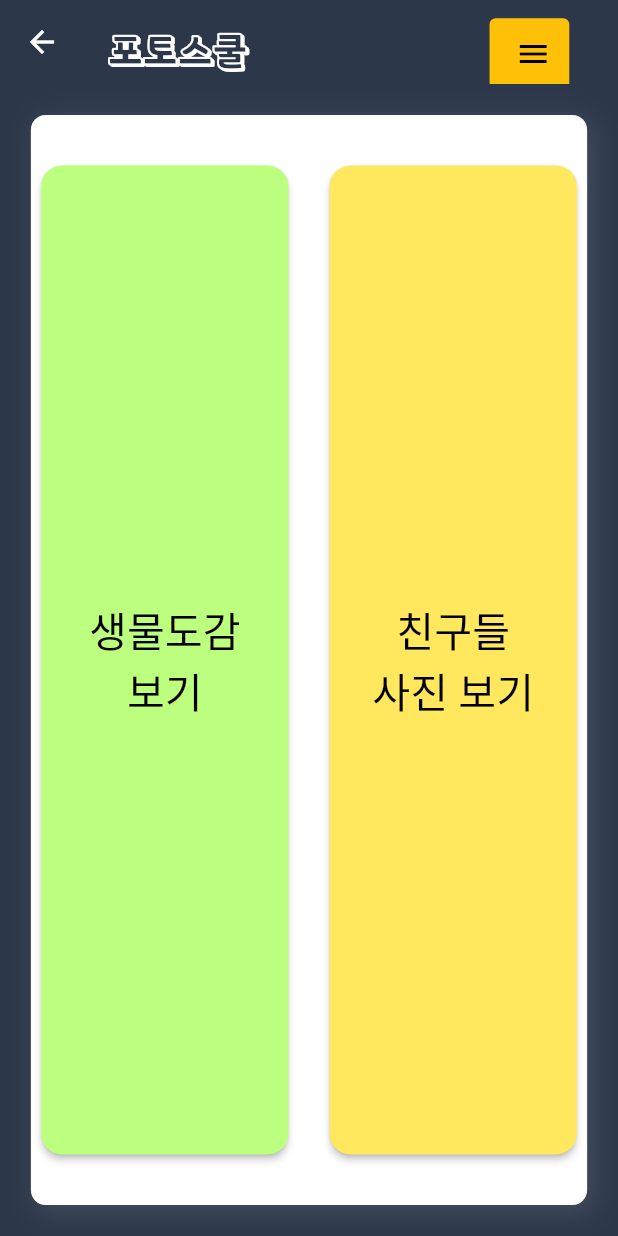
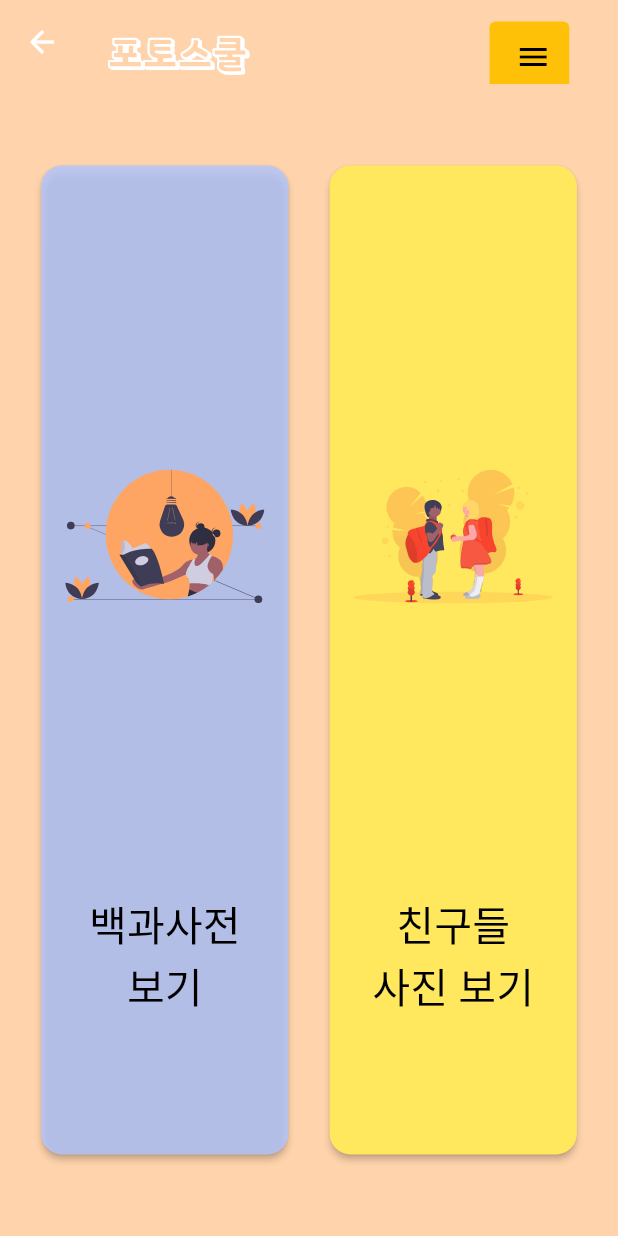
Before and after one commit to boring-km/photoschool-app, a Flutter app: the SelectScreen screen opened directly with empty values, on a phone screen of 412 x 824 dp. Run offline on Flutter 3.47's test engine with Material 2 defaults, Android fonts, the phone set to English and light mode, and no system bars; our stand-ins replace firebase_auth, firebase_core, firebase_storage, flutter_dotenv, flutter_html, flutter_native_image and 4 more; missing offline and left inert: xml_parser; accounts and stored records are empty; network calls fail; Roboto replaces fonts that are missing (SDChild).

Commit message:
[master] 이미지 추가 및 색상 변경 확인

```diff
--- a/lib/main.dart
+++ b/lib/main.dart
@@ -19,8 +19,6 @@ class MyApp extends StatelessWidget {
       title: '포토스쿨',
       debugShowCheckedModeBanner: false,
       theme: ThemeData(
-        primarySwatch: Colors.indigo,
-        brightness: Brightness.dark,
         fontFamily: 'DdoDdo'
       ),
       home: SignInScreen(),
--- a/lib/res/colors.dart
+++ b/lib/res/colors.dart
@@ -1,9 +1,9 @@
 import 'package:flutter/material.dart';
 
 class CustomColors {
-  static final Color firebaseNavy = Color(0xFF2C384A);
+  static final Color amber = Color(0xE1FFCEA1);
   static final Color firebaseOrange = Color(0xFFF57C00);
-  static final Color firebaseAmber = Color(0xFFFFA000);
+
   static final Color firebaseYellow = Color(0xFFFFCA28);
   static final Color firebaseGrey = Color(0xFFECEFF1);
   static final Color googleBackground = Color(0xFF4285F4);
--- a/lib/screens/friends_main_screen.dart
+++ b/lib/screens/friends_main_screen.dart
@@ -33,10 +33,10 @@ class _FriendsMainState extends State<FriendsMainScreen> {
     baseSize = w > h ? h / 10 : w / 10;
 
     return Scaffold(
-      backgroundColor: CustomColors.firebaseNavy,
+      backgroundColor: CustomColors.amber,
       appBar: AppBar(
         elevation: 0,
-        backgroundColor: CustomColors.firebaseNavy,
+        backgroundColor: Colors.transparent,
         title: AppBarTitle(
           user: _user,
         ),
--- a/lib/screens/select_screen.dart
+++ b/lib/screens/select_screen.dart
@@ -1,6 +1,7 @@
 import 'package:firebase_auth/firebase_auth.dart';
 import 'package:flutter/cupertino.dart';
 import 'package:flutter/material.dart';
+import 'package:flutter_svg/flutter_svg.dart';
 
 import '../res/colors.dart';
 import '../widgets/app_bar_base.dart';
@@ -39,31 +40,16 @@ class _SelectScreenState extends State<SelectScreen> {
     var boxRounded = w > h ? h / 30 : w / 30;
 
     return Scaffold(
-      backgroundColor: CustomColors.firebaseNavy,
+      backgroundColor: CustomColors.amber,
       appBar: AppBar(
         elevation: 0,
-        backgroundColor: CustomColors.firebaseNavy,
+        backgroundColor: Colors.transparent,
         title: AppBarTitle(user: _user),
       ),
       body: SafeArea(
         child: Padding(
           padding: EdgeInsets.all(w / 20),
           child: Center(
-            child: Container(
-              width: w * (9 / 10),
-              height: h * (9 / 10),
-              decoration: BoxDecoration(
-                  color: Colors.white,
-                  border: Border.all(width: 1, color: Colors.white30),
-                  borderRadius: BorderRadius.all(Radius.circular(10)),
-                  boxShadow: [
-                    BoxShadow(
-                      color: Colors.white10,
-                      offset: Offset(4.0, 4.0),
-                      blurRadius: 15.0,
-                      spreadRadius: 1.0,
-                    )
-                  ]),
             child: Row(
               mainAxisAlignment: MainAxisAlignment.center,
               children: [
@@ -78,19 +64,30 @@ class _SelectScreenState extends State<SelectScreen> {
                           )
                       );
                     },
-                      child: Text(
-                        "생물도감\n보기",
+                    child: Column(
+                      children: [
+                        Padding(
+                          padding: EdgeInsets.only(top: boxHeight/8, bottom: boxHeight/9),
+                          child: SvgPicture.asset(
+                            'assets/book_reading.svg',
+                            height: boxHeight * (1/2),
+                          ),
+                        ),
+                        Text(
+                          "백과사전\n보기",
                           textAlign: TextAlign.center,
                           style: TextStyle(
                               color: Colors.black,
                               fontSize: boxFontSize,
                               fontFamily: 'SDChild'),
                         ),
+                      ],
+                    ),
                     style: ElevatedButton.styleFrom(
                         shape: RoundedRectangleBorder(
                             borderRadius: BorderRadius.circular(boxRounded)),
-                          primary: CustomColors.friendsGreen,
-                          onSurface: CustomColors.friendsGreenAccent),
+                        primary: Color.fromARGB(206, 178, 198, 255),
+                        onSurface: Colors.white30),
                   ),
                 ),
                 Padding(padding: EdgeInsets.all(boxRounded)),
@@ -105,13 +102,24 @@ class _SelectScreenState extends State<SelectScreen> {
                           )
                       );
                     },
-                      child: Text(
+                    child: Column(
+                      children: [
+                        Padding(
+                          padding: EdgeInsets.only(top: boxHeight/8, bottom: boxHeight/9),
+                          child: SvgPicture.asset(
+                            'assets/friends.svg',
+                            height: boxHeight * (1/2),
+                          ),
+                        ),
+                        Text(
                           "친구들\n사진 보기",
                           textAlign: TextAlign.center,
                           style: TextStyle(
                               color: Colors.black,
                               fontSize: boxFontSize,
                               fontFamily: 'SDChild'),
+                        ),
+                      ],
                     ),
                     style: ElevatedButton.styleFrom(
                         shape: RoundedRectangleBorder(
@@ -125,7 +133,6 @@ class _SelectScreenState extends State<SelectScreen> {
           ),
         ),
       ),
-      ),
     );
   }
 }
--- a/lib/screens/user_info.dart
+++ b/lib/screens/user_info.dart
@@ -67,10 +67,10 @@ class _UserInfoScreenState extends State<UserInfoScreen> {
     var w = MediaQuery.of(context).size.width;
     var h = MediaQuery.of(context).size.height;
     return Scaffold(
-      backgroundColor: CustomColors.firebaseNavy,
+      backgroundColor: CustomColors.amber,
       appBar: AppBar(
         elevation: 0,
-        backgroundColor: CustomColors.firebaseNavy,
+        backgroundColor: CustomColors.amber,
         title: AppBarTitle(user: _user,),
       ),
       body: SafeArea(
--- a/lib/widgets/app_bar_base.dart
+++ b/lib/widgets/app_bar_base.dart
@@ -51,7 +51,7 @@ class _AppBarTitleState extends State<AppBarTitle> {
     var nicknameSize = w > h ? h / 30 : w / 30;
 
     return Padding(
-      padding: EdgeInsets.only(top: h / 50),
+      padding: EdgeInsets.only(top: h / 40),
       child: Row(
         mainAxisAlignment: MainAxisAlignment.spaceBetween,
         children: [
--- a/pubspec.yaml
+++ b/pubspec.yaml
@@ -26,8 +26,7 @@ dependencies:
   flutter_launcher_icons: ^0.9.0
   shared_preferences: ^2.0.6
 
-  # dart linter
-  effective_dart: ^1.3.2
+  flutter_svg: ^0.22.0
 
   # dart linter
   effective_dart: ^1.3.2
```
Also changed, not shown: lib/screens/creature_detail_screen.dart (+5 -3 lines), lib/screens/search_creature_screen.dart (+12 -2 lines), lib/screens/signin_screen.dart (+73 -1 lines), assets/book_reading.svg (added), assets/friends.svg (added). Lines whose indentation alone changed are shown as unchanged.
